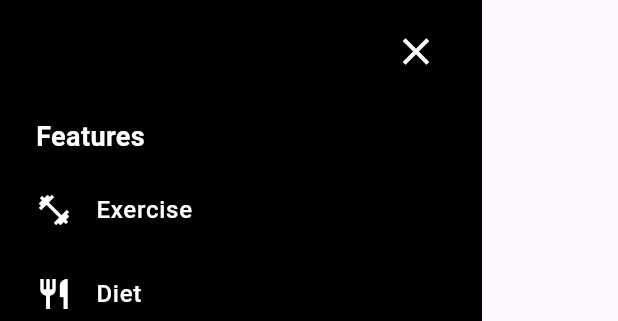
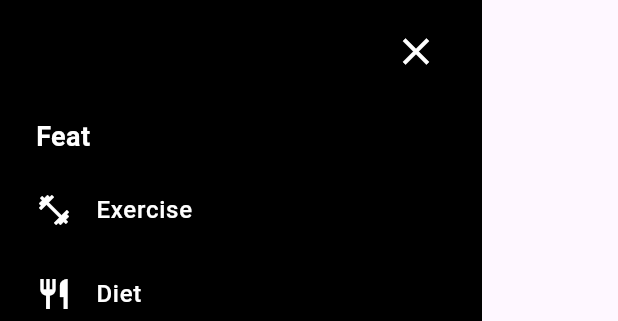
Before and after one commit to Extract001/Workout, a Flutter app: the MenuScreen widget shown alone on an empty page, opened directly, on a phone screen of 412 x 824 dp. Shown: the top 321 px of the screen. Run offline on Flutter 3.47's test engine with Material 3 defaults, Android fonts, the phone set to English and light mode, and no system bars; network calls fail.

Commit message:
change name

```diff
--- a/lib/menu_screen.dart
+++ b/lib/menu_screen.dart
@@ -69,7 +69,7 @@ class MenuScreen extends StatelessWidget {
                         ),
                       ),
                     ),
-                    sectionHeader("Features", Colors.white),
+                    sectionHeader("Feat", Colors.white),
 
                     // FIXED: Removed TextButton, passed navigation straight to menuTile
                     menuTile(
```
